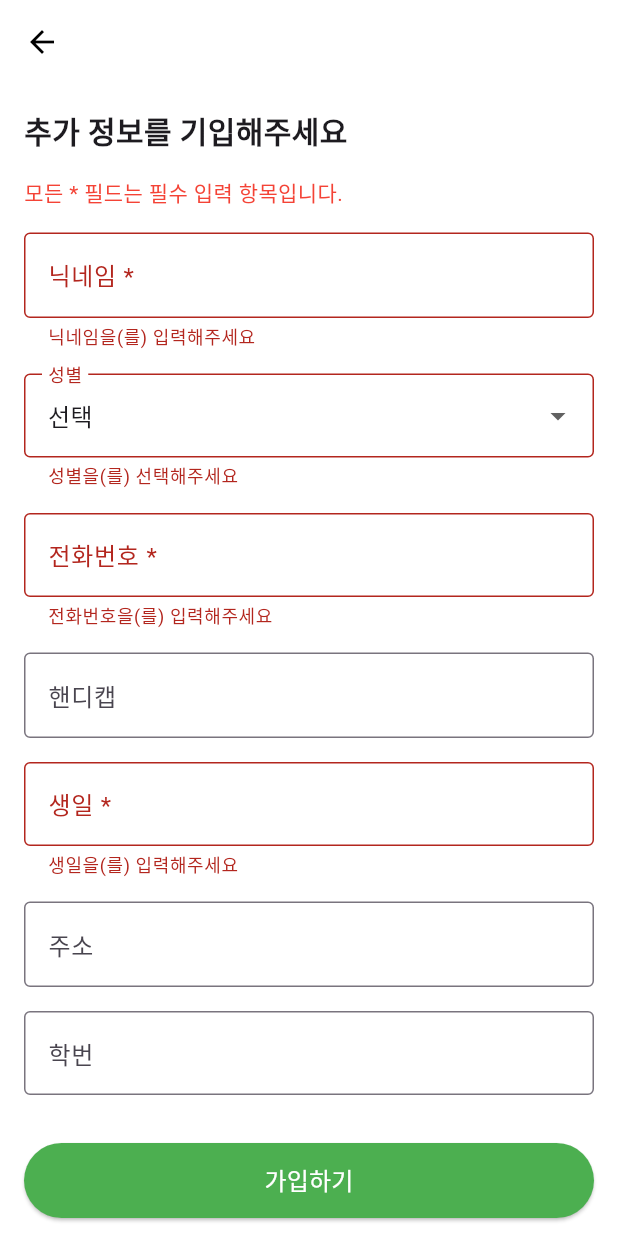
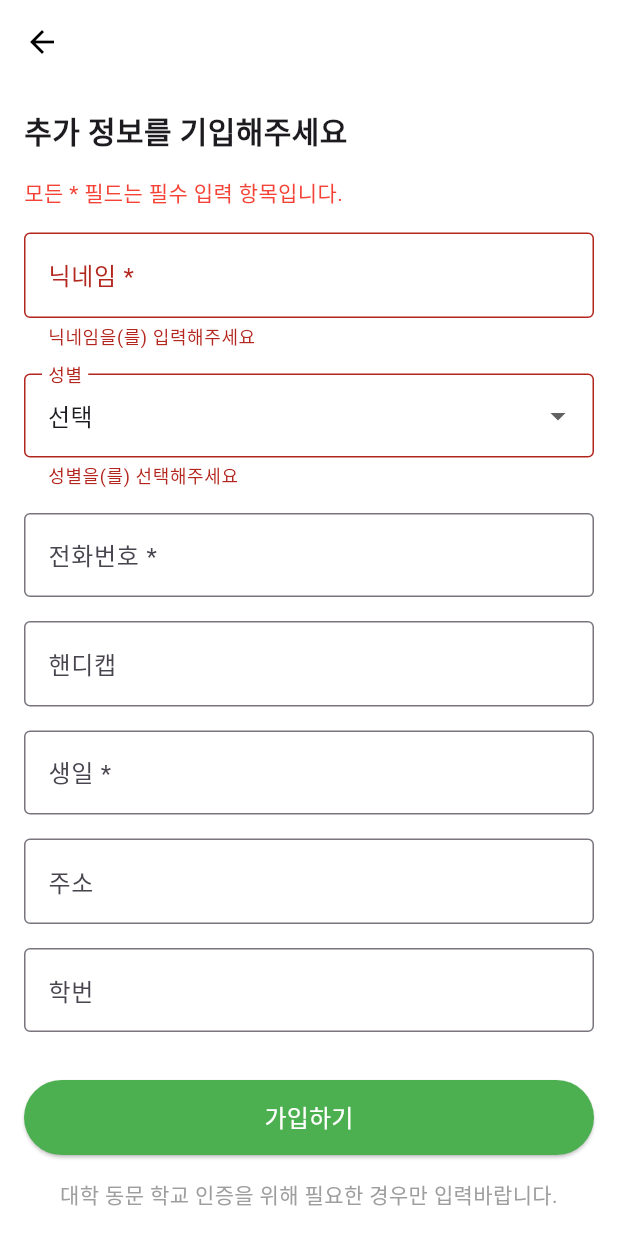
Before and after one commit to iNESlab/Golbang_FE, a Flutter app: the AdditionalInfoPage screen opened directly with empty values, after a tap on "가입하기", on a phone screen of 412 x 824 dp. Run offline on Flutter 3.47's test engine with Material 3 defaults, Android fonts, the phone set to English and light mode, and no system bars; our stand-ins replace app_links, dio, firebase_core, firebase_messaging, flutter_dotenv, flutter_local_notifications and 15 more; missing offline and left inert: excel, flutter_email_sender; accounts and stored records are empty; generated files the repository leaves out were written again; Roboto replaces fonts that are missing (KoPubWorld).

Commit message:
[hotfix] 모임 메인 페이지 Overflow 해결, 회원가입 시 전화번호, 생년월일을 Optional로 변경, Calender 선택 및 today 항목 동그라미 크기 조정

```diff
--- a/golbang_jb/lib/pages/event/event_main.dart
+++ b/golbang_jb/lib/pages/event/event_main.dart
@@ -246,7 +246,7 @@ class EventPageState extends ConsumerState<EventPage> {
             ),
             calendarBuilders: CalendarBuilders(
               selectedBuilder: (context, date, events) => Container(
-                margin: EdgeInsets.all(width * 0.015),
+                margin: EdgeInsets.all(fontSizeXLarge * 0.25),
                 alignment: Alignment.center,
                 decoration: const BoxDecoration(
                   color: Colors.green,
@@ -258,7 +258,7 @@ class EventPageState extends ConsumerState<EventPage> {
                 ),
               ),
               todayBuilder: (context, date, events) => Container(
-                margin: EdgeInsets.all(width * 0.015),
+                margin: EdgeInsets.all(fontSizeXLarge * 0.25),
                 alignment: Alignment.center,
                 decoration: const BoxDecoration(
                   color: Colors.grey,
--- a/golbang_jb/lib/pages/signup/additional_info.dart
+++ b/golbang_jb/lib/pages/signup/additional_info.dart
@@ -73,7 +73,7 @@ class _AdditionalInfoPageState extends State<AdditionalInfoPage> {
                 style: TextStyle(color: Colors.red, fontSize: 14),
               ),
               const SizedBox(height: 16),
-              _buildRequiredTextFormField(
+              _buildNicknameTextFormField(
                 '닉네임',
                 _nicknameController,
                 TextInputType.text,
@@ -165,8 +165,7 @@ class _AdditionalInfoPageState extends State<AdditionalInfoPage> {
       }
     }
   }
-
-  Widget _buildRequiredTextFormField(
+  Widget _buildNicknameTextFormField(
       String label,
       TextEditingController controller,
       TextInputType keyboardType, {
@@ -187,6 +186,7 @@ class _AdditionalInfoPageState extends State<AdditionalInfoPage> {
         if (value == null || value.isEmpty) {
           return '$label을(를) 입력해주세요';
         }
+
         if (label == '전화번호' &&
             !RegExp(r'^\d{10,11}$').hasMatch(value)) {
           return '올바른 전화번호 형식이 아닙니다. (예: 01012345678)';
@@ -195,6 +195,46 @@ class _AdditionalInfoPageState extends State<AdditionalInfoPage> {
             !RegExp(r'^\d{4}-\d{2}-\d{2}$').hasMatch(value)) {
           return '올바른 생일 형식이 아닙니다. (예: 1990-01-01)';
         }
+
+        return null;
+      },
+    );
+  }
+  Widget _buildRequiredTextFormField(
+      String label,
+      TextEditingController controller,
+      TextInputType keyboardType, {
+        String? hintText,
+        List<TextInputFormatter>? inputFormatters,
+      }) {
+    return TextFormField(
+      controller: controller,
+      keyboardType: keyboardType,
+      inputFormatters: inputFormatters,
+      decoration: InputDecoration(
+        labelText: '$label *',
+        hintText: hintText,
+        hintStyle: TextStyle(color: Colors.grey[400]),
+        border: const OutlineInputBorder(),
+      ),
+      validator: (value) {
+        if (value == null || value.isEmpty) {
+          return null;
+        }
+        /*
+        if (value == null || value.isEmpty) {
+          return '$label을(를) 입력해주세요';
+        }
+        */
+        if (label == '전화번호' &&
+            !RegExp(r'^\d{10,11}$').hasMatch(value)) {
+          return '올바른 전화번호 형식이 아닙니다. (예: 01012345678)';
+        }
+        if (label == '생일' &&
+            !RegExp(r'^\d{4}-\d{2}-\d{2}$').hasMatch(value)) {
+          return '올바른 생일 형식이 아닙니다. (예: 1990-01-01)';
+        }
+
         return null;
       },
     );
--- a/golbang_jb/lib/widgets/sections/group_item.dart
+++ b/golbang_jb/lib/widgets/sections/group_item.dart
@@ -23,7 +23,7 @@ class GroupItem extends StatelessWidget {
         // 이미지 표시
         SizedBox(
           width: screenWidth / 5, // 화면 너비의 1/6 크기
-          height: screenWidth / 5, // 화면 너비의 1/6 크기
+          height: (screenWidth / 5)-4, // 화면 너비의 1/6 크기
           child: ClipRRect(
             borderRadius: BorderRadius.circular(8),
             child: image.contains('https') // 문자열 검사
@@ -69,7 +69,7 @@ class GroupItem extends StatelessWidget {
               mainAxisAlignment: MainAxisAlignment.center,
               children: [
                 Icon(Icons.star, color: Colors.green[700], size: 16),
-                const SizedBox(width: 4),
+                SizedBox(width: 4),
                 Text(
                   '관리자',
                   style: TextStyle(
```
